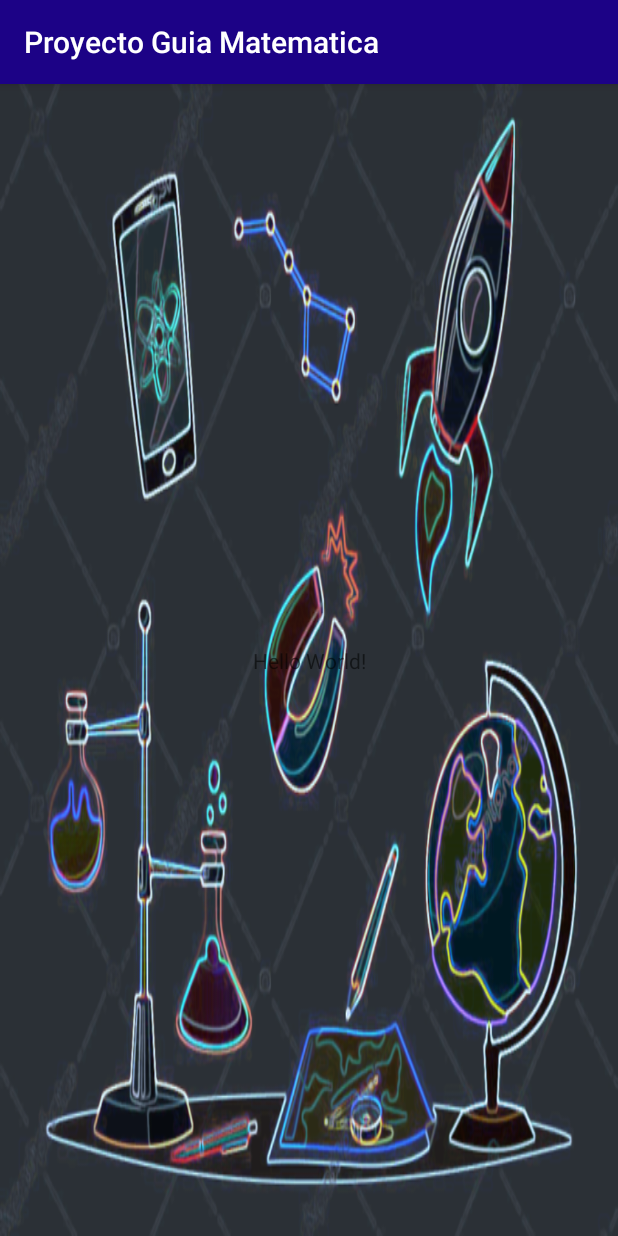
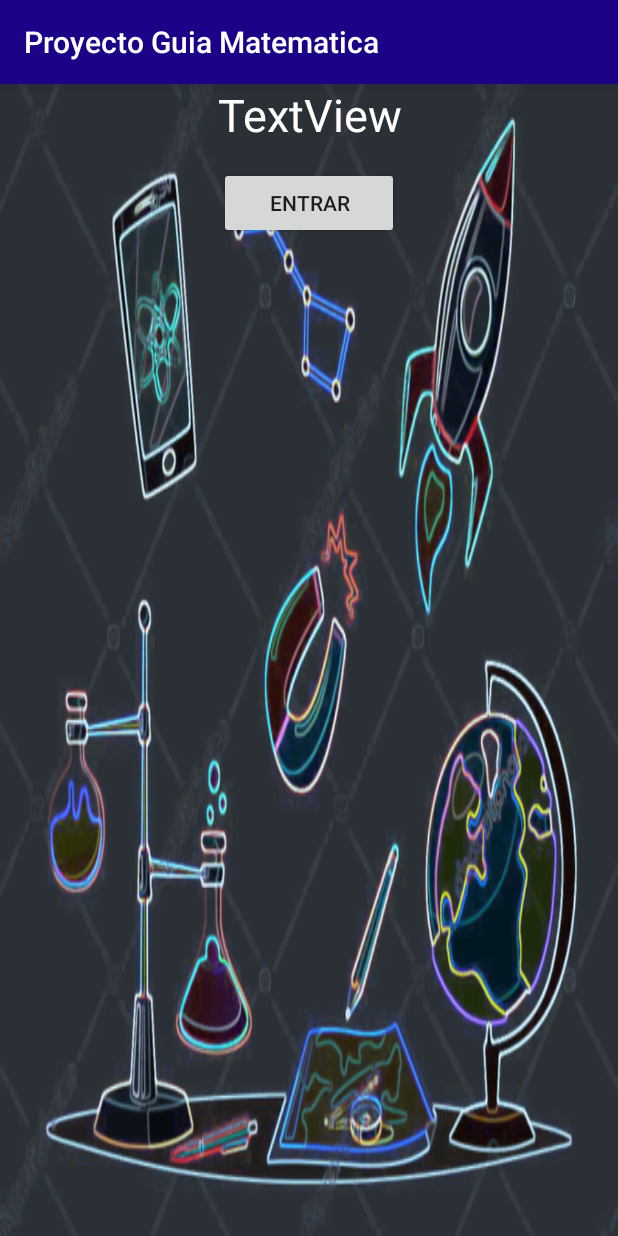
Before and after one commit to metal05/ProyectoGuiaMatematica, an Android app: the screen it shows after launch (MainActivity), on a phone screen of 412 x 824 dp. Run offline under Robolectric (Android 15) with nearby library versions, the phone set to English and light mode, and no system bars; 2 statements that could not run were skipped.

Commit message:
Pantalla de inicio con medio union de boton

```diff
--- a/app/src/main/AndroidManifest.xml
+++ b/app/src/main/AndroidManifest.xml
@@ -16,6 +16,7 @@
                 <category android:name="android.intent.category.LAUNCHER" />
             </intent-filter>
         </activity>
+        <activity android:name=".Menu"></activity>
     </application>
 
 </manifest>
--- a/app/src/main/res/layout/activity_main.xml
+++ b/app/src/main/res/layout/activity_main.xml
@@ -7,13 +7,30 @@
     android:background="@drawable/fondop"
     tools:context=".MainActivity">
 
-    <TextView
-        android:layout_width="wrap_content"
-        android:layout_height="wrap_content"
-        android:text="Hello World!"
-        app:layout_constraintBottom_toBottomOf="parent"
-        app:layout_constraintLeft_toLeftOf="parent"
-        app:layout_constraintRight_toRightOf="parent"
-        app:layout_constraintTop_toTopOf="parent" />
+    <LinearLayout
+        android:layout_width="match_parent"
+        android:layout_height="162dp"
+        android:orientation="vertical"
+        tools:layout_editor_absoluteX="40dp"
+        tools:layout_editor_absoluteY="172dp">
+
+        <TextView
+            android:id="@+id/textView"
+            android:layout_width="match_parent"
+            android:layout_height="55dp"
+            android:text="TextView"
+            android:textAlignment="center"
+            android:textColor="@android:color/background_light"
+            android:textSize="30sp"
+            tools:text="Guia Matematica" />
+
+        <Button
+            android:id="@+id/Iniciar"
+            android:layout_width="120dp"
+            android:layout_height="wrap_content"
+            android:layout_gravity="center"
+            android:text="ENTRAR" />
+
+    </LinearLayout>
 
 </android.support.constraint.ConstraintLayout>
```
Also changed, not shown: app/src/main/java/com/example/dell_pc/proyectoguiamatematica/MainActivity.java (+7 -0 lines), app/src/main/java/com/example/dell_pc/proyectoguiamatematica/Menu.java (added, +13 -0 lines), app/src/main/res/layout/activity_menu.xml (added, +9 -0 lines), app/src/main/res/drawable-v24/res.jpg (added).
